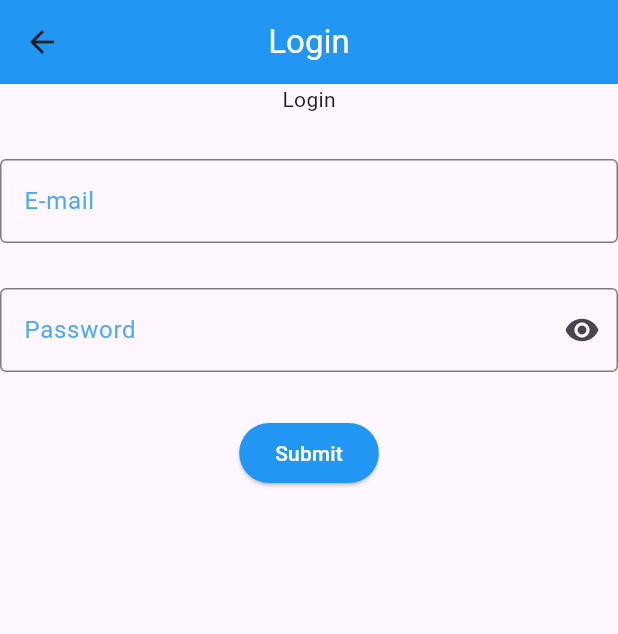
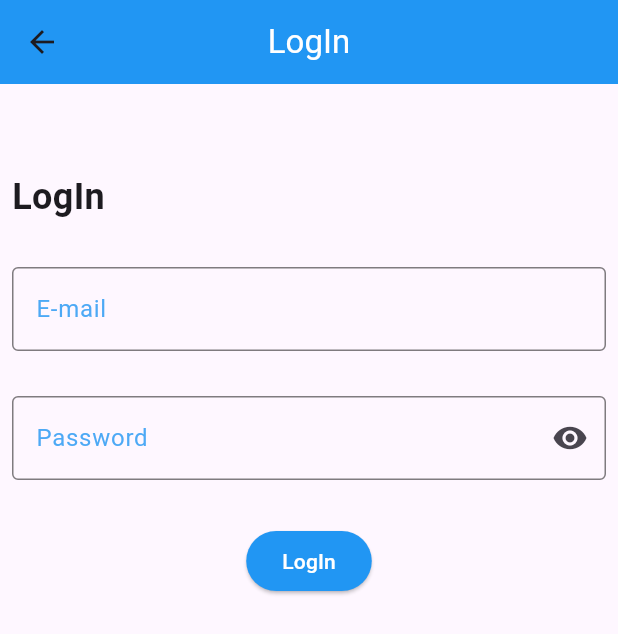
Before and after one commit to elne7/shopping-app-with-firebase, a Flutter app: the screen it shows after launch, after a tap on "LogIn", on a phone screen of 412 x 824 dp. Shown: the top 634 px of the screen. Run offline on Flutter 3.47's test engine with Material 3 defaults, Android fonts, the phone set to English and light mode, and no system bars; our stand-ins replace auto_size_text, easy_localization, firebase_auth, firebase_core, page_transition, validators; accounts and stored records are empty; network calls fail.

Commit message:
Update logIn view UI

```diff
--- a/lang/ar-EG.json
+++ b/lang/ar-EG.json
@@ -1,5 +1,6 @@
 {
     "Sign_Up" : "تسجيل الدخول",
+    "Log_In" : "تسجيل الدخول",
     "title" : "تطبيق المتجر",
     "products" : "منتجاتنا",
     "offers" : "أفضل العروض",
@@ -7,7 +8,8 @@
     "return" : "العودة للوراء",
     "change_lang" : "تغيير اللغة",
     "switch" : "التبديل بين العربية و الانجليزية",
-    "success" : "تم تسجيل الحساب بنجاح!",
+    "sign_up_success" : "تم تسجيل الحساب بنجاح!",
+    "log_in_success" : "تم تسجيل الدخول بنجاح!",
     "enter" : "الدخول الى التطبيق",
     "submit" : "التسجيل"
 }
--- a/lang/en-US.json
+++ b/lang/en-US.json
@@ -1,5 +1,6 @@
 {
     "Sign_Up" : "Sign Up",
+    "Log_In" : "Log_In",
     "title" : "Shopping App",
     "products" : "Our Products",
     "offers" : "Hot Offers",
@@ -7,7 +8,8 @@
     "return" : "Return back",
     "change_lang" : "Change Language",
     "switch" : "Switch between en & ar",
-    "success" : "Account Successfully Created!",
+    "sign_up_success" : "Account Successfully Created!",
+    "log_in_success" : "Account Successfully Logged In!",
     "enter" : "Go to the app",
     "submit" : "Submit"
 }
--- a/lib/methods/show_my_dialog.dart
+++ b/lib/methods/show_my_dialog.dart
@@ -4,14 +4,14 @@ import 'package:flutter/material.dart';
 import 'package:page_transition/page_transition.dart';
 import 'package:simple_shopping_app/views/home_view.dart';
 
-Future<void> showMyDialog(BuildContext context) async {
+Future<void> showMyDialog(BuildContext context, String title, String content) async {
   return showDialog<void>(
     context: context,
     builder: (BuildContext context) {
       // Display the dialog
       return AlertDialog(
-        title: Text(tr('Sign_Up')),
-        content: Text(tr('success')),
+        title: Text(title),
+        content: Text(content),
         actions: <Widget>[
           TextButton(
             child: Text(
--- a/lib/views/login_view.dart
+++ b/lib/views/login_view.dart
@@ -1,7 +1,9 @@
+import 'package:easy_localization/easy_localization.dart';
 import 'package:firebase_auth/firebase_auth.dart';
 import 'package:flutter/material.dart';
 import 'package:simple_shopping_app/methods/show_my_dialog.dart';
 import 'package:simple_shopping_app/widgets/custom_button.dart';
+import 'package:simple_shopping_app/widgets/custom_text.dart';
 import 'package:simple_shopping_app/widgets/custom_text_form_field.dart';
 
 class LoginView extends StatefulWidget {
@@ -21,16 +23,19 @@ class _LoginViewState extends State<LoginView> {
   Widget build(BuildContext context) {
     return Scaffold(
       appBar: AppBar(
-        title: const Text(
-          'Login',
-          style: TextStyle(color: Colors.white),
-        ), // don't forget to translate it
+        title: Text(
+          tr('LogIn'),
+          style: const TextStyle(color: Colors.white),
+        ),
         centerTitle: true,
         backgroundColor: Colors.blue,
       ),
-      body: Column(
+      body: Padding(
+        padding: const EdgeInsets.all(8.0),
+        child: Column(
           children: [
-          const Text('Login'),
+            const SizedBox(height: 50),
+            CustomText(text: tr('LogIn')),
             const SizedBox(height: 30),
             CustomTextFormField(
               hintText: 'E-mail',
@@ -55,7 +60,8 @@ class _LoginViewState extends State<LoginView> {
                   setState(() {});
                 },
                 icon: Icon(
-                  hiddenPassword ? Icons.visibility : Icons.visibility_off),
+                  hiddenPassword ? Icons.visibility : Icons.visibility_off,
+                ),
               ),
               validator: (value) {
                 if (value != null) {
@@ -68,26 +74,33 @@ class _LoginViewState extends State<LoginView> {
             ),
             const SizedBox(height: 30),
             CustomButton(
+              text: tr('LogIn'),
               onPressed: () async {
                 try {
                   await FirebaseAuth.instance.signInWithEmailAndPassword(
                     email: emailController.text,
                     password: passController.text,
                   );
-                showMyDialog(context);
+                  showMyDialog(
+                    context,
+                    tr('LogIn'),
+                    tr('log_in_success'),
+                  );
                 } on FirebaseAuthException catch (e) {
-                if (e.code == 'user-not-found') {
-                  print('No user found for that email.');
-                } else if (e.code == 'wrong-password') {
-                  print('Wrong password provided for that user.');
-                }
+                  SnackBar snackBar = const SnackBar(
+                    content: Text("Incorrect email or password"),
+                    duration: Duration(seconds: 3),
+                  );
+                  ScaffoldMessenger.of(context).showSnackBar(snackBar);
                 } catch (e) {
                   print(e);
+                  print('here');
                 }
               },
             )
           ],
         ),
+      ),
     );
   }
 }
--- a/lib/widgets/custom_button.dart
+++ b/lib/widgets/custom_button.dart
@@ -2,8 +2,9 @@ import 'package:easy_localization/easy_localization.dart';
 import 'package:flutter/material.dart';
 
 class CustomButton extends StatelessWidget {
-  const CustomButton({super.key, required this.onPressed});
+  const CustomButton({super.key, required this.onPressed, required this.text});
   final VoidCallback onPressed;
+  final String text;
 
   @override
   Widget build(BuildContext context) {
@@ -11,7 +12,7 @@ class CustomButton extends StatelessWidget {
       onPressed: onPressed,
       style: ElevatedButton.styleFrom(backgroundColor: Colors.blue),
       child: Text(
-        tr('submit'),
+        text,
         style: const TextStyle(color: Colors.white),
       ),
     );
```
Also changed, not shown: lib/views/sign_up_view.dart (+6 -1 lines), 4 other files. Lines whose indentation alone changed are shown as unchanged.
